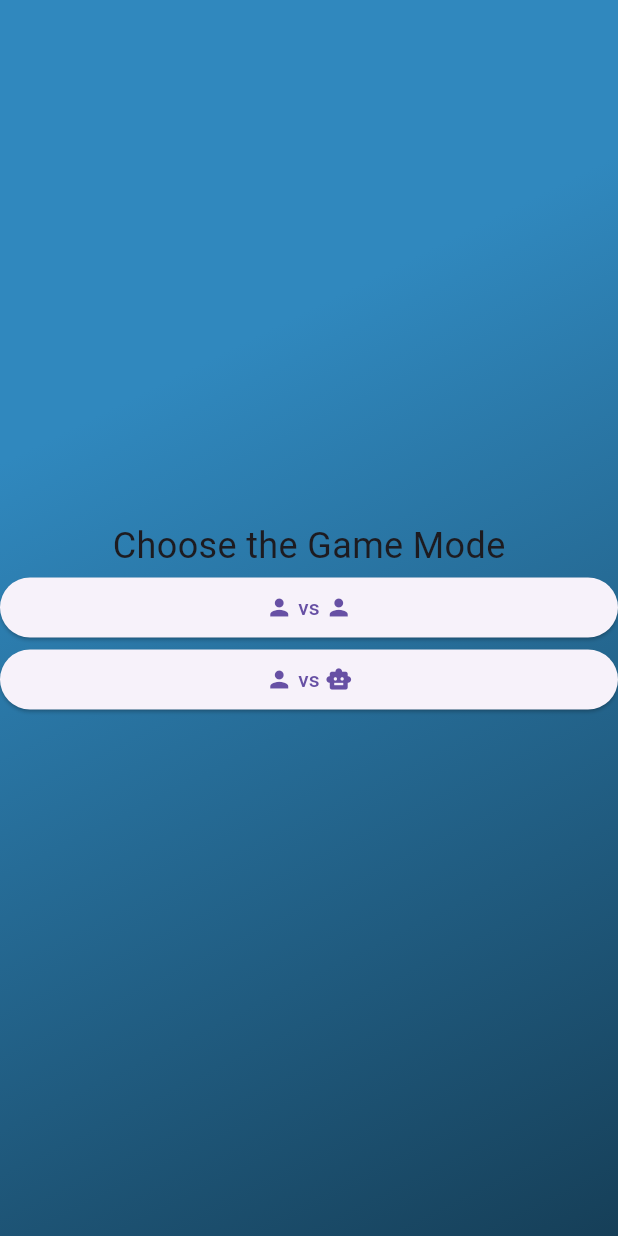
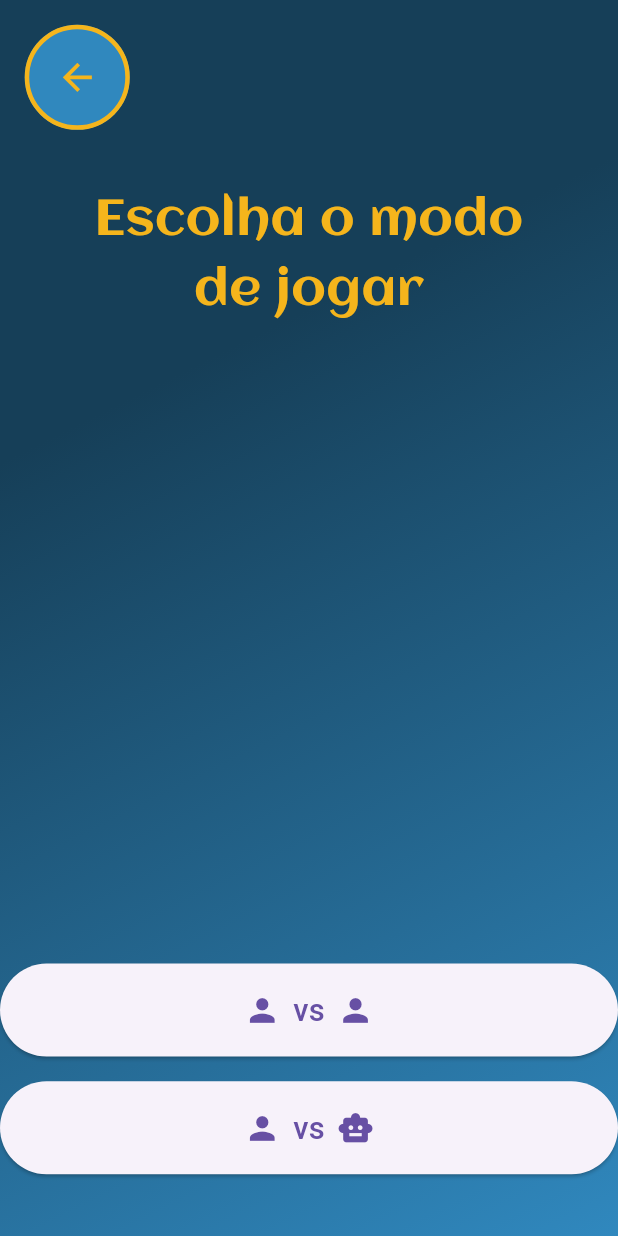
Before and after one commit to anawcarol/Jogo-dos-caminhos, a Flutter app: the GameModeScreen screen opened directly, on a phone screen of 412 x 824 dp. Run offline on Flutter 3.47's test engine with Material 3 defaults, Android fonts, the phone set to English and light mode, and no system bars.

Commit message:
fix: estiliazando choose_screen

```diff
--- a/jogo_dos_caminhos/lib/components/choose_screen.dart
+++ b/jogo_dos_caminhos/lib/components/choose_screen.dart
@@ -4,46 +4,113 @@ import 'home_screen.dart';
 class GameModeScreen extends StatelessWidget {
   @override
   Widget build(BuildContext context) {
+    final screenHeight = MediaQuery.of(context).size.height;
+    final screenWidth = MediaQuery.of(context).size.width;
+
     return Scaffold(
       body: GradientBackground(
-        child: Center(
+        child: Stack(
+          children: [
+            Align(
+              alignment: Alignment.topLeft,
+              child: Padding(
+                padding: EdgeInsets.all(screenWidth * 0.04), // 4% da largura da tela
+                child: ElevatedButton(
+                  onPressed: () {
+                    // Lógica para voltar
+                  },
+                  style: ElevatedButton.styleFrom(
+                    shape: CircleBorder(),
+                    backgroundColor: Color(0xFF3088BE),
+                    padding: EdgeInsets.all(screenWidth * 0.05), // 5% da largura
+                    shadowColor: Colors.transparent,
+                    side: BorderSide(
+                      color: Color(0xFFF5B51C),
+                      width: 3,
+                    ),
+                  ),
+                  child: Icon(
+                    Icons.arrow_back_outlined,
+                    size: screenWidth * 0.07, // Ícone proporcional
+                    color: Color(0xFFF5B51C),
+                  ),
+                ),
+              ),
+            ),
+            Positioned(
+              top: screenHeight * 0.15, // 15% da altura da tela
+              left: screenWidth * 0.1, // 10% da largura da tela
+              right: screenWidth * 0.1, // 10% da largura da tela
+              child: Text(
+                'Escolha o modo de jogar',
+                textAlign: TextAlign.center,
+                style: TextStyle(
+                  fontSize: screenWidth * 0.08, // 8% da largura da tela
+                  fontFamily: 'Aclonica',
+                  color: Color(0xFFF5B51C),
+                ),
+              ),
+            ),
+            Positioned.fill(
               child: Column(
-            mainAxisAlignment: MainAxisAlignment.center,
+                mainAxisAlignment: MainAxisAlignment.end, // Alinha na parte inferior
                 children: [
-              Text(
-                'Choose the Game Mode',
-                style: TextStyle(fontSize: 24),
-              ),
                   ElevatedButton(
                     onPressed: () {
                       // Lógica para iniciar o modo jogador vs jogador
                     },
+                    style: ElevatedButton.styleFrom(
+                      padding: EdgeInsets.symmetric(
+                        vertical: screenHeight * 0.02, // 2% da altura
+                        horizontal: screenWidth * 0.1, // 10% da largura
+                      ),
+                    ),
                     child: Row(
                       mainAxisAlignment: MainAxisAlignment.center,
                       children: [
-                    Icon(Icons.person),
-                    Text(' vs '),
-                    Icon(Icons.person),
+                        Icon(Icons.person, size: screenWidth * 0.06),
+                        SizedBox(width: screenWidth * 0.02), // Espaçamento entre os ícones
+                        Text(
+                          'vs',
+                          style: TextStyle(fontSize: screenWidth * 0.05),
+                        ),
+                        SizedBox(width: screenWidth * 0.02),
+                        Icon(Icons.person, size: screenWidth * 0.06),
                       ],
                     ),
                   ),
+                  SizedBox(height: screenHeight * 0.02), // Espaçamento entre os botões
                   ElevatedButton(
                     onPressed: () {
                       // Lógica para iniciar o modo jogador vs máquina
                     },
+                    style: ElevatedButton.styleFrom(
+                      padding: EdgeInsets.symmetric(
+                        vertical: screenHeight * 0.02,
+                        horizontal: screenWidth * 0.1,
+                      ),
+                    ),
                     child: Row(
                       mainAxisAlignment: MainAxisAlignment.center,
                       children: [
-                    Icon(Icons.person),
-                    Text(' vs '),
-                    Icon(Icons.smart_toy),
+                        Icon(Icons.person, size: screenWidth * 0.06),
+                        SizedBox(width: screenWidth * 0.02),
+                        Text(
+                          'vs',
+                          style: TextStyle(fontSize: screenWidth * 0.05),
+                        ),
+                        SizedBox(width: screenWidth * 0.02),
+                        Icon(Icons.smart_toy, size: screenWidth * 0.06),
+                      ],
+                    ),
+                  ),
+                  SizedBox(height: screenHeight * 0.05), // Espaçamento da base
                 ],
               ),
             ),
           ],
         ),
       ),
-      ),
     );
   }
 }
--- a/jogo_dos_caminhos/lib/components/home_screen.dart
+++ b/jogo_dos_caminhos/lib/components/home_screen.dart
@@ -54,8 +54,9 @@ class GradientBackground extends StatelessWidget {
       decoration: BoxDecoration(
         gradient: LinearGradient(
           colors: [
+            Color(0xFF163F58),
             Color(0xFF3088BE), // Cor inicial
-            Color(0xFF163F58), // Cor final
+             // Cor final
           ],
           stops: [
             0.3,
--- a/jogo_dos_caminhos/lib/main.dart
+++ b/jogo_dos_caminhos/lib/main.dart
@@ -1,6 +1,8 @@
 // lib/main.dart
 import 'package:flutter/material.dart';
-import 'components/home_screen.dart';  // Ajuste a importação para refletir a pasta "components"
+import 'components/home_screen.dart';
+import 'components/choose_screen.dart';
+  // Ajuste a importação para refletir a pasta "components"
 
 void main() {
   runApp(MyApp());
@@ -13,7 +15,7 @@ class MyApp extends StatelessWidget {
   Widget build(BuildContext context) {
     return MaterialApp(
       debugShowCheckedModeBanner: false,
-      home: HomeScreen(),  // Chamando a HomeScreen do arquivo home_screen.dart dentro de components
+      home: GameModeScreen(),  // Chamando a HomeScreen do arquivo home_screen.dart dentro de components
     );
   }
 }
```
Lines whose indentation alone changed are shown as unchanged.
